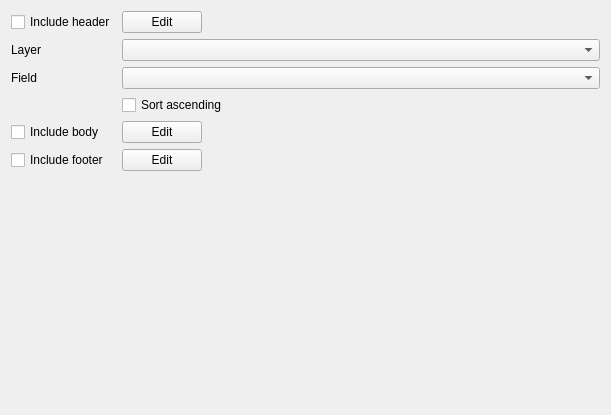
qgis/QGIS, file src/ui/layout/qgsreportwidgetfieldgroupsectionbase.ui: the form before one commit.
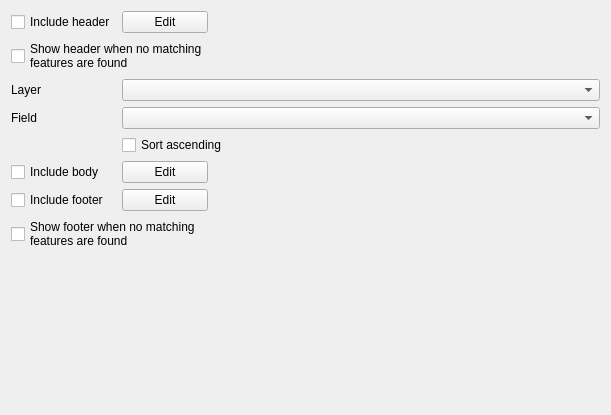
The form after the commit. Custom widgets are drawn as their Qt base class.

Commit message: [reports] allow header and footer sections to always be included

What changed in the file:
```diff
--- a/src/ui/layout/qgsreportwidgetfieldgroupsectionbase.ui
+++ b/src/ui/layout/qgsreportwidgetfieldgroupsectionbase.ui
@@ -16,14 +16,14 @@
   <layout class="QVBoxLayout" name="verticalLayout">
    <item>
     <layout class="QGridLayout" name="gridLayout">
-     <item row="5" column="1">
+     <item row="6" column="1">
       <widget class="QPushButton" name="mButtonEditFooter">
        <property name="text">
         <string>Edit</string>
        </property>
       </widget>
      </item>
-     <item row="4" column="2">
+     <item row="5" column="2">
       <spacer name="horizontalSpacer_2">
        <property name="orientation">
         <enum>Qt::Horizontal</enum>
@@ -36,47 +36,55 @@
        </property>
       </spacer>
      </item>
-     <item row="2" column="0">
+     <item row="3" column="0">
       <widget class="QLabel" name="label_3">
        <property name="text">
         <string>Field</string>
        </property>
       </widget>
      </item>
-     <item row="3" column="1" colspan="2">
+     <item row="4" column="1" colspan="2">
       <widget class="QCheckBox" name="mSortAscendingCheckBox">
        <property name="text">
         <string>Sort ascending</string>
        </property>
       </widget>
      </item>
-     <item row="1" column="0">
+     <item row="2" column="0">
       <widget class="QLabel" name="label_2">
        <property name="text">
         <string>Layer</string>
        </property>
       </widget>
      </item>
-     <item row="1" column="1" colspan="2">
+     <item row="2" column="1" colspan="2">
       <widget class="QgsMapLayerComboBox" name="mLayerComboBox"/>
      </item>
-     <item row="4" column="1">
+     <item row="5" column="1">
       <widget class="QPushButton" name="mButtonEditBody">
        <property name="text">
         <string>Edit</string>
        </property>
       </widget>
      </item>
-     <item row="2" column="1" colspan="2">
+     <item row="3" column="1" colspan="2">
       <widget class="QgsFieldComboBox" name="mFieldComboBox"/>
      </item>
-     <item row="5" column="0">
+     <item row="6" column="0">
       <widget class="QCheckBox" name="mCheckShowFooter">
        <property name="text">
         <string>Include footer</string>
        </property>
       </widget>
      </item>
+     <item row="7" column="0" colspan="2">
+      <widget class="QCheckBox" name="mCheckFooterAlwaysVisible">
+       <property name="text">
+        <string>Show footer when no matching
+features are found</string>
+       </property>
+      </widget>
+     </item>
      <item row="0" column="0">
       <widget class="QCheckBox" name="mCheckShowHeader">
        <property name="text">
@@ -91,7 +99,15 @@
        </property>
       </widget>
      </item>
-     <item row="4" column="0">
+     <item row="1" column="0" colspan="2">
+      <widget class="QCheckBox" name="mCheckHeaderAlwaysVisible">
+       <property name="text">
+        <string>Show header when no matching
+features are found</string>
+       </property>
+      </widget>
+     </item>
+     <item row="5" column="0">
       <widget class="QCheckBox" name="mCheckShowBody">
        <property name="text">
         <string>Include body</string>
```
The commit also changes 6 other files.
